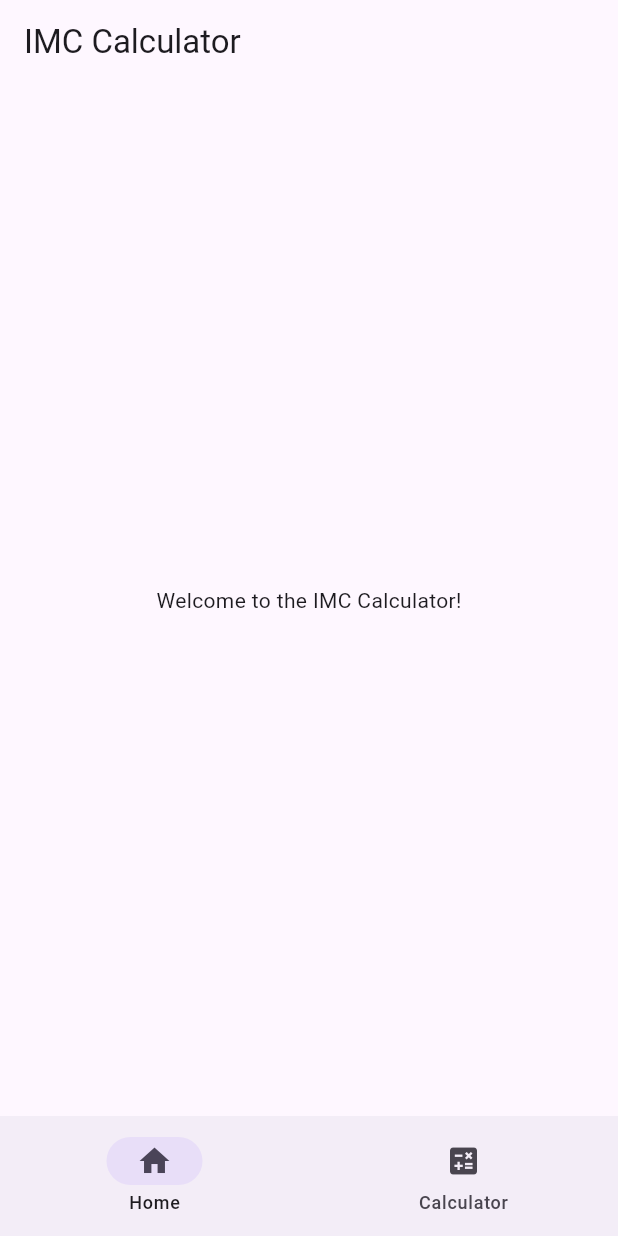
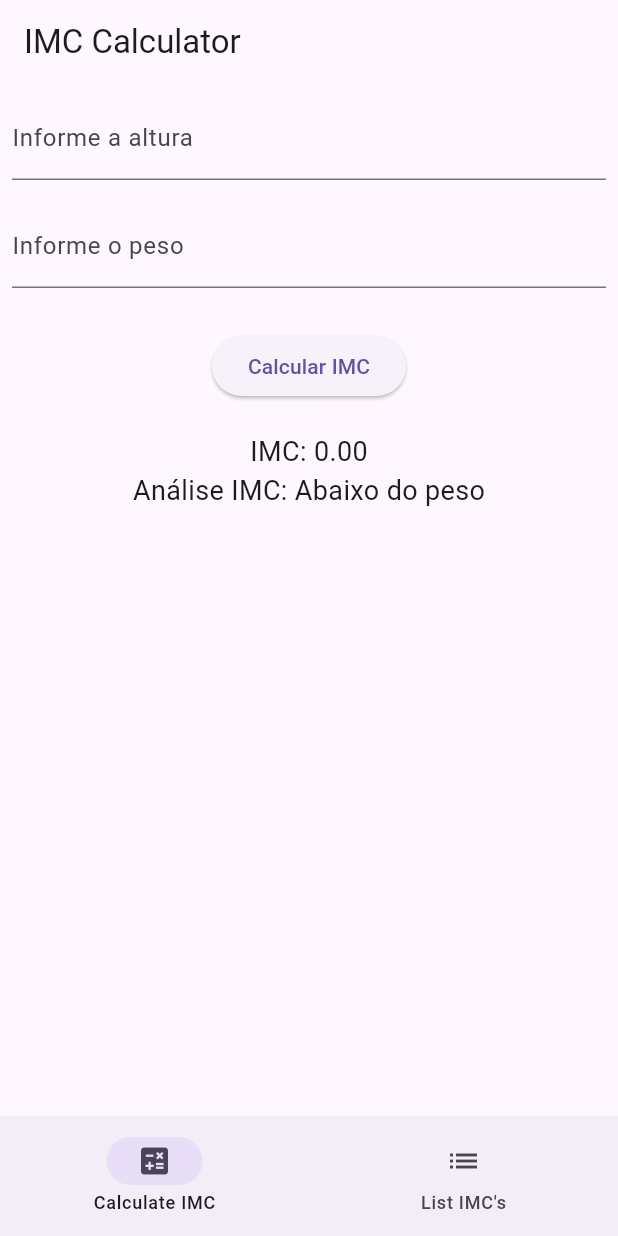
Before and after one commit to GabaDev2412/ExAppFlutterIMC, a Flutter app: the screen it shows after launch, on a phone screen of 412 x 824 dp. Run offline on Flutter 3.47's test engine with Material 3 defaults, Android fonts, the phone set to English and light mode, and no system bars.

Commit message:
add form imc page and build imc page and

```diff
--- a/lib/main.dart
+++ b/lib/main.dart
@@ -1,5 +1,6 @@
 import 'package:flutter/material.dart';
-import './widgets/bottom_bar.dart';  // Import the BottomBar widget
+import 'package:myapp/widgets/bottom_bar.dart';
+import 'package:myapp/pages/build_page.dart';
 
 void main() {
   runApp(const MyApp());
@@ -37,24 +38,13 @@ class _MyHomePageState extends State<MyHomePage> {
   @override
   void initState() {
     super.initState();
-    _currentWidget = _buildPage(_currentIndex);
-  }
-
-  Widget _buildPage(int index) {
-    switch (index) {
-      case 0:
-        return const Center(child: Text('Welcome to the IMC Calculator!'));
-      case 1:
-        return const Center(child: Text('Calculator Page'));
-      default:
-        return const Center(child: Text('Welcome to the IMC Calculator!'));
-    }
+    _currentWidget = buildPage(_currentIndex); // Use the imported buildPage function
   }
 
   void _onTabTapped(int index) {
     setState(() {
       _currentIndex = index;
-      _currentWidget = _buildPage(index);
+      _currentWidget = buildPage(index); // Use the imported buildPage function
     });
   }
 
--- /dev/null
+++ b/lib/pages/build_page.dart
@@ -0,0 +1,13 @@
+import 'package:flutter/material.dart';
+import 'package:myapp/pages/imc_page.dart';
+
+Widget buildPage(int index) {
+  switch (index) {
+    case 0:
+      return const ImcPage(); // Use o widget ImcPage para a página de cálculo
+    case 1:
+      return const Center(child: Text('Calculator Page'));
+    default:
+      return const Center(child: Text('Welcome to the IMC Calculator!'));
+  }
+}
--- /dev/null
+++ b/lib/pages/imc_page.dart
@@ -0,0 +1,62 @@
+import 'package:flutter/material.dart';
+import 'package:myapp/utils/calcular_imc.dart';
+import 'package:myapp/widgets/form_imc.dart';
+
+class ImcPage extends StatefulWidget {
+  const ImcPage({super.key});
+
+  @override
+  // ignore: library_private_types_in_public_api
+  _ImcPageState createState() => _ImcPageState();
+}
+
+class _ImcPageState extends State<ImcPage> {
+  final _alturaController = TextEditingController();
+  final _pesoController = TextEditingController();
+  double _imc = 0.0;
+
+  void _calculateIMC() {
+    final altura = double.tryParse(_alturaController.text) ?? 0.0;
+    final peso = double.tryParse(_pesoController.text) ?? 0.0;
+    setState(() {
+      _imc = calcularIMC(altura, peso);
+    });
+  }
+
+  @override
+  Widget build(BuildContext context) {
+    return SingleChildScrollView(
+      child: Center(
+        child: Form(
+          child: Column(
+            mainAxisAlignment: MainAxisAlignment.center,
+            children: [
+              FormImc(
+                title: "Informe a altura",
+                hintText: "Digite a altura em metros",
+                controller: _alturaController,
+              ),
+              FormImc(
+                title: "Informe o peso",
+                hintText: "Digite o peso em kg",
+                controller: _pesoController,
+              ),
+              const SizedBox(height: 20),
+              ElevatedButton(
+                onPressed: _calculateIMC,
+                child: const Text('Calcular IMC'),
+              ),
+              const SizedBox(height: 20),
+              Text(
+                'IMC: ${_imc.toStringAsFixed(2)}',
+                style: const TextStyle(fontSize: 18),
+              ),
+              Text(
+                'Análise IMC: ${analiseIMC(_imc)}',style: const TextStyle(fontSize: 18),)
+            ],
+          ),
+        ),
+      ),
+    );
+  }
+}
--- a/lib/utils/calcular_imc.dart
+++ b/lib/utils/calcular_imc.dart
@@ -1,3 +1,17 @@
 double calcularIMC(double altura, double peso) {
   return peso / (altura * altura);
 }
+
+String analiseIMC(double imc) {
+  if (imc < 18.5) {
+    return "Abaixo do peso";
+  } else if (imc >= 18.5 && imc < 24.9) {
+    return "Peso normal";
+  } else if (imc >= 25.0 && imc < 29.9) {
+    return "Sobrepeso";
+  } else if (imc >= 30.0) {
+    return "Obesidade";
+  } else {
+    return "Valor inválido";
+  }
+}
--- a/lib/widgets/bottom_bar.dart
+++ b/lib/widgets/bottom_bar.dart
@@ -15,8 +15,8 @@ class BottomBar extends StatelessWidget {
   @override
   Widget build(BuildContext context) {
     final Map<String, Icon> navigationItems = {
-      'Home': Platform.isIOS ? const Icon(CupertinoIcons.house_fill) : const Icon(Icons.home),
-      'Calculator': const Icon(Icons.calculate),
+      'Calculate IMC': Platform.isIOS ? const Icon(CupertinoIcons.house_fill) : const Icon(Icons.calculate),
+      'List IMC\'s': const Icon(Icons.list),
     };
 
     return Platform.isIOS
--- /dev/null
+++ b/lib/widgets/form_imc.dart
@@ -0,0 +1,35 @@
+import 'package:flutter/material.dart';
+
+class FormImc extends StatelessWidget {
+  final String title;
+  final String hintText;
+  final TextEditingController controller;
+
+  const FormImc({
+    super.key,
+    required this.title,
+    required this.hintText,
+    required this.controller,
+  });
+
+  @override
+  Widget build(BuildContext context) {
+    return Padding(
+      padding: const EdgeInsets.all(8.0),
+      child: TextFormField(
+        controller: controller,
+        decoration: InputDecoration(
+          labelText: title,
+          hintText: hintText,
+        ),
+        keyboardType: TextInputType.number,
+        validator: (value) {
+          if (value == null || value.isEmpty) {
+            return 'Por favor, insira um(a) $title';
+          }
+          return null;
+        },
+      ),
+    );
+  }
+}
```
